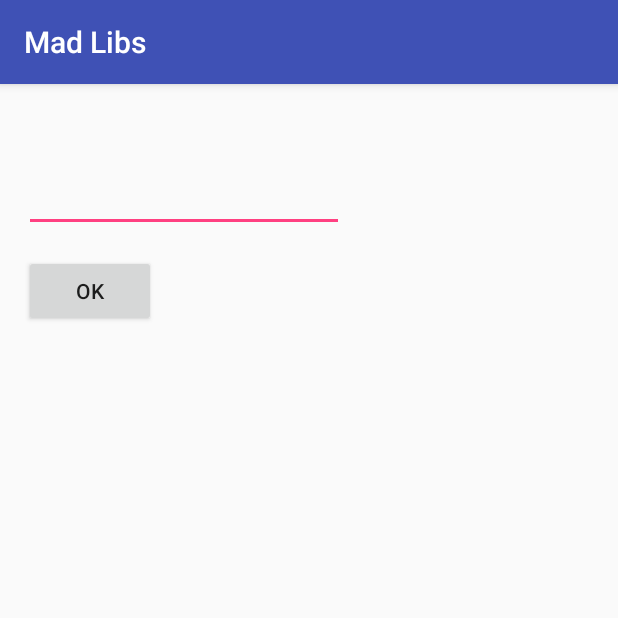
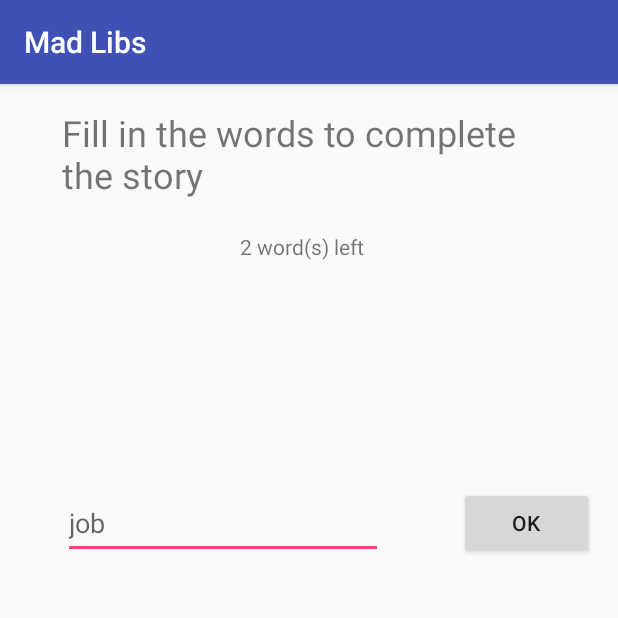
Before and after one commit to MathijsKap/KappetijnMathijspset2, an Android app: the screen it shows after launch (Main2Activity), after a tap on "GET STARTED!", on a phone screen of 412 x 824 dp, the top half of it. Run offline under Robolectric (Android 15) with nearby library versions, the phone set to English and light mode, and no system bars.

Commit message:
Three pages and basic functions

```diff
--- a/app/src/main/java/com/example/hellvox/kappetijnmathijspset2/Main2Activity.java
+++ b/app/src/main/java/com/example/hellvox/kappetijnmathijspset2/Main2Activity.java
@@ -3,15 +3,34 @@ package com.example.hellvox.kappetijnmathijspset2;
 import android.content.Intent;
 import android.support.v7.app.AppCompatActivity;
 import android.os.Bundle;
+import android.util.Log;
 import android.view.View;
 import android.widget.EditText;
+import android.widget.TextView;
+
+import java.io.File;
+import java.io.FileInputStream;
+import java.io.ObjectInputStream;
+import java.io.Serializable;
 
 public class Main2Activity extends AppCompatActivity {
-
+    Story tempStory;
     @Override
     protected void onCreate(Bundle savedInstanceState) {
         super.onCreate(savedInstanceState);
         setContentView(R.layout.activity_main2);
+        Intent intent = getIntent();
+
+        tempStory = (Story) intent.getSerializableExtra("theStory");
+
+        EditText nextwordtype = (EditText) findViewById(R.id.editText);
+        nextwordtype.setHint(tempStory.getNextPlaceholder());
+
+        TextView wordsleft = (TextView) findViewById(R.id.wordsleft);
+        int libsleft = tempStory.getPlaceholderRemainingCount();
+        String temp = libsleft + " word(s) left";
+        wordsleft.setText(temp);
+
     }
     public void goToThirdScreen(View View) {
 
@@ -19,7 +38,7 @@ public class Main2Activity extends AppCompatActivity {
         String text = editText.getText().toString();
 
         Intent intent = new Intent(this, Main3Activity.class);
-        intent.putExtra("ourText", text);
+        intent.putExtra("finalStory", tempStory);
 
         startActivity(intent);
         finish();
--- a/app/src/main/java/com/example/hellvox/kappetijnmathijspset2/Main3Activity.java
+++ b/app/src/main/java/com/example/hellvox/kappetijnmathijspset2/Main3Activity.java
@@ -13,10 +13,10 @@ public class Main3Activity extends AppCompatActivity {
         setContentView(R.layout.activity_main3);
 
         Intent intent = getIntent();
-        String receivedText = intent.getStringExtra("ourText");
+        Story finalStory = (Story) intent.getSerializableExtra("finalStory");
 
         TextView textView = (TextView) findViewById(R.id.textView);
-        textView.setText(receivedText);
+        textView.setText(finalStory.toString());
     }
 
 }
--- a/app/src/main/java/com/example/hellvox/kappetijnmathijspset2/MainActivity.java
+++ b/app/src/main/java/com/example/hellvox/kappetijnmathijspset2/MainActivity.java
@@ -3,17 +3,42 @@ package com.example.hellvox.kappetijnmathijspset2;
 import android.content.Intent;
 import android.support.v7.app.AppCompatActivity;
 import android.os.Bundle;
+import android.util.Log;
 import android.view.View;
+import android.widget.TextView;
 
+import java.io.ByteArrayInputStream;
+import java.io.File;
+import java.io.FileInputStream;
+import java.io.FileOutputStream;
+import java.io.IOException;
+import java.io.InputStream;
+import java.io.ObjectInputStream;
+import java.io.ObjectOutputStream;
+import java.io.Serializable;
+import java.nio.charset.Charset;
 public class MainActivity extends AppCompatActivity {
+
+    InputStream stream;
 
     @Override
     protected void onCreate(Bundle savedInstanceState) {
         super.onCreate(savedInstanceState);
         setContentView(R.layout.activity_main);
     }
+
     public void goToSecondScreen(View View) {
+        String story = "I wannabe a <job> when I grow up.\n" +
+                "Just like my dad.\n" +
+                "Life is <adjective> like that!";
+        try {
+            stream = new ByteArrayInputStream(story.getBytes(Charset.forName("UTF-8").name()));
+        } catch(IOException ie) {
+            ie.printStackTrace();
+        }
+        Story newStory = new Story(stream);
         Intent intent = new Intent(this, Main2Activity.class);
+        intent.putExtra("theStory", newStory);
         startActivity(intent);
     }
 }
--- a/app/src/main/res/layout/activity_main2.xml
+++ b/app/src/main/res/layout/activity_main2.xml
@@ -4,27 +4,63 @@
     xmlns:tools="http://schemas.android.com/tools"
     android:layout_width="match_parent"
     android:layout_height="match_parent"
-    tools:context="com.example.hellvox.kappetijnmathijspset2.Main2Activity">
+    tools:context="com.example.hellvox.kappetijnmathijspset2.Main2Activity"
+    tools:layout_editor_absoluteY="81dp">
 
     <EditText
         android:id="@+id/editText"
         android:layout_width="wrap_content"
-        android:layout_height="wrap_content"
-        android:layout_marginStart="16dp"
-        android:layout_marginTop="53dp"
+        android:layout_height="48dp"
+        android:layout_marginBottom="323dp"
+        android:layout_marginEnd="36dp"
+        android:layout_marginRight="36dp"
+        android:layout_marginStart="27dp"
+        android:layout_marginLeft="27dp"
+        android:layout_marginTop="22dp"
         android:ems="10"
         android:inputType="textPersonName"
+        android:textColorLink="@android:color/holo_blue_bright"
+        android:hint=""
+        app:layout_constraintBottom_toBottomOf="parent"
+        app:layout_constraintEnd_toStartOf="@+id/button"
+        app:layout_constraintStart_toStartOf="parent"
+        app:layout_constraintTop_toBottomOf="@+id/wordsleft" />
+
+    <Button
+        android:id="@+id/button"
+        android:layout_width="90dp"
+        android:layout_height="48dp"
+        android:layout_marginBottom="323dp"
+        android:layout_marginEnd="16dp"
+        android:layout_marginRight="16dp"
+        android:layout_marginTop="22dp"
+        android:onClick="goToThirdScreen"
+        android:text="@string/ok"
+        app:layout_constraintBottom_toBottomOf="parent"
+        app:layout_constraintEnd_toEndOf="parent"
+        app:layout_constraintTop_toBottomOf="@+id/wordsleft" />
+
+    <TextView
+        android:id="@+id/textView2"
+        android:layout_width="330dp"
+        android:layout_height="wrap_content"
+        android:layout_marginEnd="27dp"
+        android:layout_marginStart="27dp"
+        android:layout_marginTop="16dp"
+        android:text="@string/secondScreenText"
+        android:textSize="24sp"
+        app:layout_constraintEnd_toEndOf="parent"
         app:layout_constraintStart_toStartOf="parent"
         app:layout_constraintTop_toTopOf="parent" />
 
-    <Button
-        android:id="@+id/button"
-        android:layout_width="wrap_content"
-        android:layout_height="wrap_content"
-        android:layout_marginStart="16dp"
-        android:layout_marginTop="15dp"
-        android:onClick="goToThirdScreen"
-        android:text="OK"
+    <TextView
+        android:id="@+id/wordsleft"
+        android:layout_width="92dp"
+        android:layout_height="19dp"
+        android:layout_marginEnd="146dp"
+        android:layout_marginStart="146dp"
+        android:layout_marginTop="22dp"
+        app:layout_constraintEnd_toEndOf="parent"
         app:layout_constraintStart_toStartOf="parent"
-        app:layout_constraintTop_toBottomOf="@+id/editText" />
+        app:layout_constraintTop_toBottomOf="@+id/textView2" />
 </android.support.constraint.ConstraintLayout>
--- a/app/src/main/res/layout/activity_main3.xml
+++ b/app/src/main/res/layout/activity_main3.xml
@@ -8,9 +8,28 @@
 
     <TextView
         android:id="@+id/textView"
+        android:layout_width="0dp"
+        android:layout_height="364dp"
+        android:layout_marginEnd="16dp"
+        android:layout_marginStart="16dp"
+        android:layout_marginTop="16dp"
+        android:text=""
+        app:layout_constraintEnd_toEndOf="parent"
+        app:layout_constraintHorizontal_bias="0.0"
+        app:layout_constraintStart_toStartOf="parent"
+        app:layout_constraintTop_toTopOf="parent" />
+
+    <Button
+        android:id="@+id/button3"
         android:layout_width="wrap_content"
         android:layout_height="wrap_content"
-        android:text=""
-        tools:layout_editor_absoluteX="0dp"
-        tools:layout_editor_absoluteY="1dp" />
+        android:layout_marginBottom="42dp"
+        android:layout_marginEnd="109dp"
+        android:layout_marginStart="109dp"
+        android:layout_marginTop="42dp"
+        android:text="@string/lastButton"
+        app:layout_constraintBottom_toBottomOf="parent"
+        app:layout_constraintEnd_toEndOf="parent"
+        app:layout_constraintStart_toStartOf="parent"
+        app:layout_constraintTop_toBottomOf="@+id/textView" />
 </android.support.constraint.ConstraintLayout>
--- a/app/src/main/res/values/strings.xml
+++ b/app/src/main/res/values/strings.xml
@@ -6,4 +6,7 @@
     <string name="home_image">HomeImage</string>
     <string name="start_button">GET STARTED!</string>
     <string name="homebutton">GET STARTED!</string>
+    <string name="secondScreenText">Fill in the words to complete the story</string>
+    <string name="ok">OK</string>
+    <string name="lastButton">Try another story</string>
 </resources>
```
